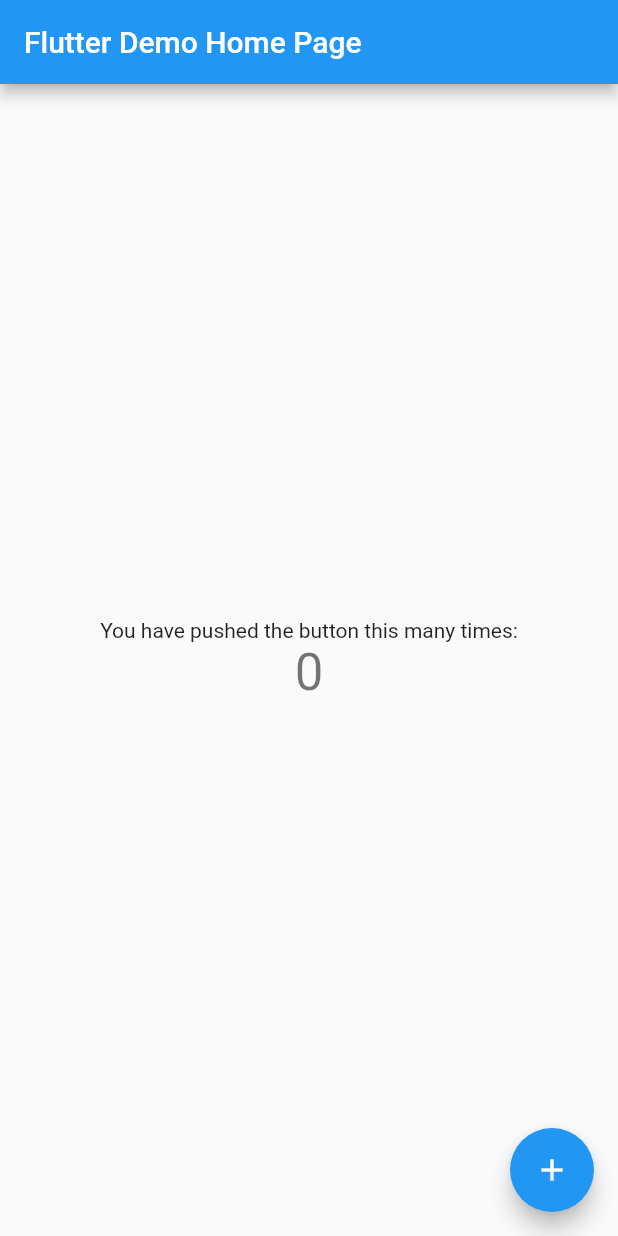
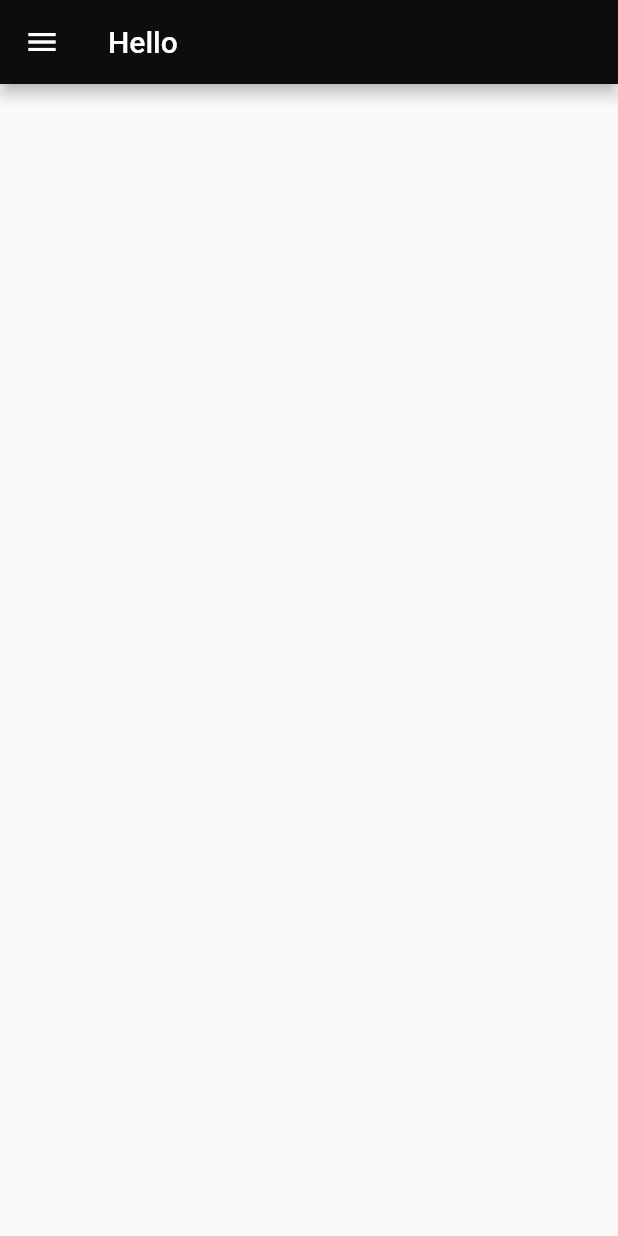
Before and after one commit to gupta-yuvraj/flutter_course, a Flutter app: the screen it shows after launch, on a phone screen of 412 x 824 dp. Run offline on Flutter 3.47's test engine with Material 2 defaults, Android fonts, the phone set to English and light mode, and no system bars.

Commit message:
Day 2 completed

```diff
--- /dev/null
+++ b/lib/home_page.dart
@@ -0,0 +1,16 @@
+import 'package:flutter/material.dart';
+
+class HomePage extends StatelessWidget {
+  const HomePage({Key? key}) : super(key: key);
+
+  @override
+  Widget build(BuildContext context) {
+    return Scaffold(
+      appBar: AppBar(
+        title: const Text("Hello"),
+        backgroundColor: Color.fromARGB(255, 13, 13, 14),
+      ),
+      drawer: Drawer(),
+    );
+  }
+}
--- a/lib/main.dart
+++ b/lib/main.dart
@@ -1,115 +1,17 @@
 import 'package:flutter/material.dart';
+import 'home_page.dart';
 
 void main() {
-  runApp(const MyApp());
+  runApp(MyApp());
 }
 
 class MyApp extends StatelessWidget {
-  const MyApp({Key? key}) : super(key: key);
-
-  // This widget is the root of your application.
   @override
   Widget build(BuildContext context) {
+    // ignore: prefer_const_constructors
     return MaterialApp(
-      title: 'Flutter Demo',
-      theme: ThemeData(
-        // This is the theme of your application.
-        //
-        // Try running your application with "flutter run". You'll see the
-        // application has a blue toolbar. Then, without quitting the app, try
-        // changing the primarySwatch below to Colors.green and then invoke
-        // "hot reload" (press "r" in the console where you ran "flutter run",
-        // or simply save your changes to "hot reload" in a Flutter IDE).
-        // Notice that the counter didn't reset back to zero; the application
-        // is not restarted.
-        primarySwatch: Colors.blue,
-      ),
-      home: const MyHomePage(title: 'Flutter Demo Home Page'),
+      home: HomePage(),
+      debugShowCheckedModeBanner: false,
     );
   }
 }
-
-class MyHomePage extends StatefulWidget {
-  const MyHomePage({Key? key, required this.title}) : super(key: key);
-
-  // This widget is the home page of your application. It is stateful, meaning
-  // that it has a State object (defined below) that contains fields that affect
-  // how it looks.
-
-  // This class is the configuration for the state. It holds the values (in this
-  // case the title) provided by the parent (in this case the App widget) and
-  // used by the build method of the State. Fields in a Widget subclass are
-  // always marked "final".
-
-  final String title;
-
-  @override
-  State<MyHomePage> createState() => _MyHomePageState();
-}
-
-class _MyHomePageState extends State<MyHomePage> {
-  int _counter = 0;
-
-  void _incrementCounter() {
-    setState(() {
-      // This call to setState tells the Flutter framework that something has
-      // changed in this State, which causes it to rerun the build method below
-      // so that the display can reflect the updated values. If we changed
-      // _counter without calling setState(), then the build method would not be
-      // called again, and so nothing would appear to happen.
-      _counter++;
-    });
-  }
-
-  @override
-  Widget build(BuildContext context) {
-    // This method is rerun every time setState is called, for instance as done
-    // by the _incrementCounter method above.
-    //
-    // The Flutter framework has been optimized to make rerunning build methods
-    // fast, so that you can just rebuild anything that needs updating rather
-    // than having to individually change instances of widgets.
-    return Scaffold(
-      appBar: AppBar(
-        // Here we take the value from the MyHomePage object that was created by
-        // the App.build method, and use it to set our appbar title.
-        title: Text(widget.title),
-      ),
-      body: Center(
-        // Center is a layout widget. It takes a single child and positions it
-        // in the middle of the parent.
-        child: Column(
-          // Column is also a layout widget. It takes a list of children and
-          // arranges them vertically. By default, it sizes itself to fit its
-          // children horizontally, and tries to be as tall as its parent.
-          //
-          // Invoke "debug painting" (press "p" in the console, choose the
-          // "Toggle Debug Paint" action from the Flutter Inspector in Android
-          // Studio, or the "Toggle Debug Paint" command in Visual Studio Code)
-          // to see the wireframe for each widget.
-          //
-          // Column has various properties to control how it sizes itself and
-          // how it positions its children. Here we use mainAxisAlignment to
-          // center the children vertically; the main axis here is the vertical
-          // axis because Columns are vertical (the cross axis would be
-          // horizontal).
-          mainAxisAlignment: MainAxisAlignment.center,
-          children: <Widget>[
-            const Text(
-              'You have pushed the button this many times:',
-            ),
-            Text(
-              '$_counter',
-              style: Theme.of(context).textTheme.headline4,
-            ),
-          ],
-        ),
-      ),
-      floatingActionButton: FloatingActionButton(
-        onPressed: _incrementCounter,
-        tooltip: 'Increment',
-        child: const Icon(Icons.add),
-      ), // This trailing comma makes auto-formatting nicer for build methods.
-    );
-  }
-}
```
